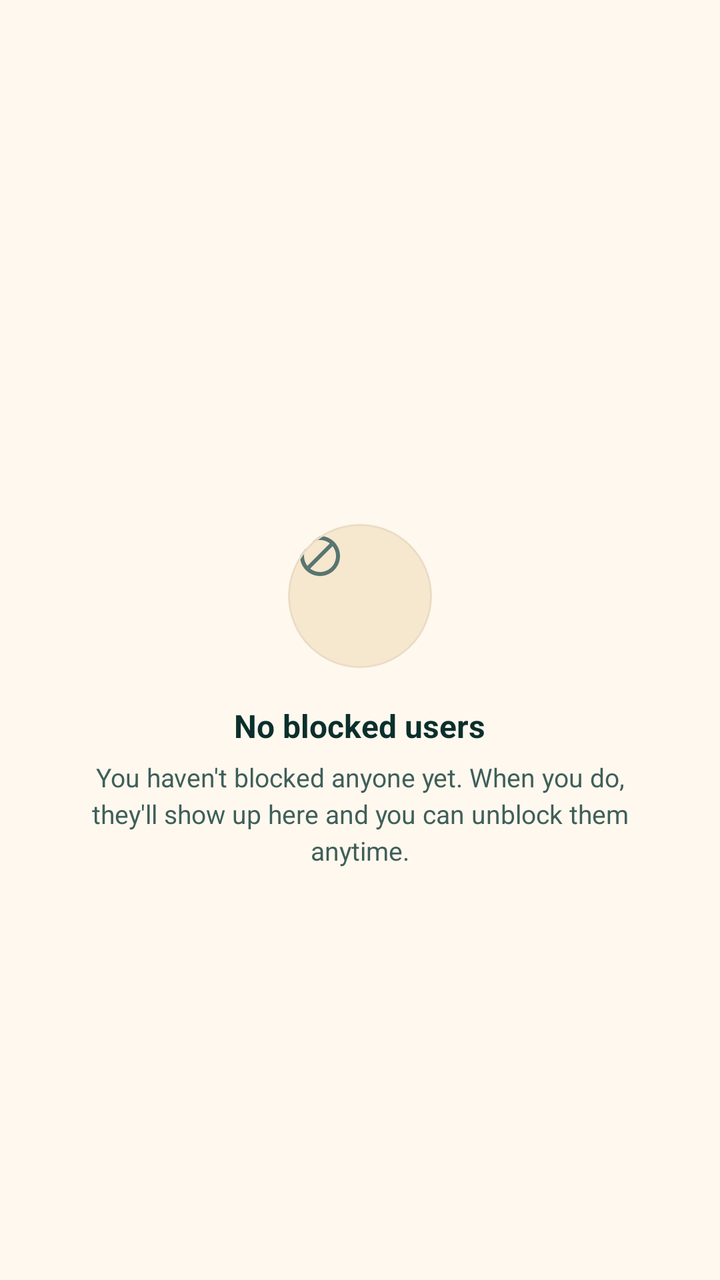
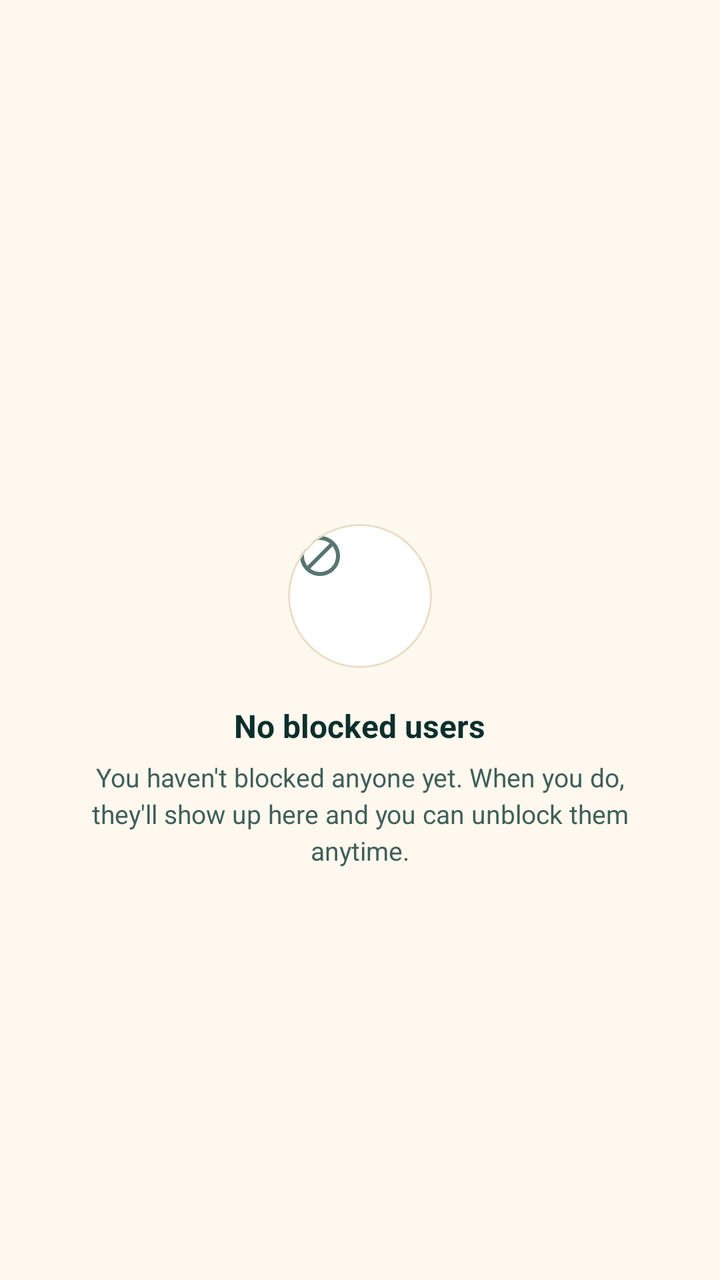

Screens rendered from an Android XML layout before and after an edit, with the pre-edit source and the edit as a unified diff.
<!-- AndroidManifest.xml: application theme AppTheme -->
<!-- res/layout/blocked_users.xml -->
<androidx.coordinatorlayout.widget.CoordinatorLayout
	xmlns:android="http://schemas.android.com/apk/res/android"
	xmlns:app="http://schemas.android.com/apk/res-auto"
	xmlns:tools="http://schemas.android.com/tools"
	android:id="@+id/_coordinator"
	android:layout_width="match_parent"
	android:layout_height="match_parent">
	<com.google.android.material.appbar.AppBarLayout
		android:id="@+id/_app_bar"
		android:layout_width="match_parent"
		android:layout_height="wrap_content"
		android:theme="@style/AppTheme.AppBarOverlay"
		app:elevation="0dp"
		android:stateListAnimator="@null">
		<androidx.appcompat.widget.Toolbar
			android:id="@+id/_toolbar"
			android:layout_width="match_parent"
			android:layout_height="?attr/actionBarSize"
			android:background="?attr/appBarColor"
			app:popupTheme="@style/AppTheme.PopupOverlay" />
	</com.google.android.material.appbar.AppBarLayout>
	<LinearLayout
		android:layout_width="match_parent"
		android:layout_height="match_parent"
		android:orientation="vertical"
		android:gravity="center"
		android:paddingStart="40dp"
		android:paddingEnd="40dp"
		app:layout_behavior="@string/appbar_scrolling_view_behavior">
		<com.google.android.material.card.MaterialCardView
			android:id="@+id/cardview11"
			android:layout_width="72dp"
			android:layout_height="72dp"
			app:cardBackgroundColor="@color/colorSurfaceRaised"
			app:cardCornerRadius="36dp"
			app:cardElevation="0dp"
			app:strokeColor="@color/colorCardStroke"
			app:strokeWidth="1dp">
			<ImageView
				android:id="@+id/imageview46"
				android:layout_width="32dp"
				android:layout_height="32dp"
				android:src="@drawable/ic_block"
				android:scaleType="centerInside"
				app:tint="@color/colorTextTertiary"
				android:contentDescription="Noblockedusers" />
		</com.google.android.material.card.MaterialCardView>
		<TextView
			android:id="@+id/textview59"
			android:layout_width="wrap_content"
			android:layout_height="wrap_content"
			android:layout_marginTop="18dp"
			android:text="No blocked users"
			android:textSize="16sp"
			android:textStyle="bold"
			android:textColor="@color/colorTextPrimary" />
		<TextView
			android:id="@+id/textview60"
			android:layout_width="match_parent"
			android:layout_height="wrap_content"
			android:layout_marginTop="6dp"
			android:gravity="center_horizontal|center_vertical"
			android:text="You haven't blocked anyone yet. When you do, they'll show up here and you can unblock them anytime."
			android:textSize="13sp"
			android:textColor="@color/colorTextSecondary"
			android:lineSpacingExtra="3dp" />
	</LinearLayout>
</androidx.coordinatorlayout.widget.CoordinatorLayout>
<!-- resources referenced by this layout -->
<resources>
  <color name="colorCardStroke">#EBDCC5</color>
  <color name="colorSurfaceRaised">#F6E7CF</color>
  <color name="colorTextPrimary">#0B2F2C</color>
  <color name="colorTextSecondary">#3F5F5A</color>
  <color name="colorTextTertiary">#587570</color>
  <style name="AppTheme.AppBarOverlay" parent="ThemeOverlay.MaterialComponents.Light">
          
          <item name="android:textColorPrimary">?attr/onAppBarColor</item>
          <item name="android:textColorSecondary">?attr/onAppBarColor</item>
          <item name="colorControlNormal">?attr/onAppBarColor</item>
          <item name="colorOnSurface">?attr/onAppBarColor</item>
      </style>
  <style name="AppTheme.PopupOverlay" parent="ThemeOverlay.MaterialComponents.Light">
          <item name="popupMenuStyle">@style/HarvanaPopupMenu</item>
          <item name="actionOverflowMenuStyle">@style/HarvanaPopupMenu</item>
      </style>
  <style name="HarvanaPopupMenu" parent="Widget.MaterialComponents.PopupMenu">
          <item name="android:popupBackground">@drawable/bg_popup_menu</item>
          <item name="android:popupElevation">10dp</item>
      </style>
  <style name="HarvanaSpinner" parent="Widget.AppCompat.Spinner">
          <item name="android:popupBackground">@color/colorSurface</item>
          <item name="android:dropDownSelector">@color/colorAccentRipple</item>
      </style>
  <!-- drawable ic_nav_back (drawable) -->
  <?xml version="1.0" encoding="utf-8"?>
  <vector xmlns:android="http://schemas.android.com/apk/res/android"
      android:width="24dp" android:height="24dp" android:viewportWidth="24" android:viewportHeight="24"
      android:autoMirrored="true"
      android:tint="?attr/colorControlNormal">
      <path android:fillColor="#FFFFFFFF" android:pathData="M20,11H7.83l5.59,-5.59L12,4l-8,8 8,8 1.41,-1.41L7.83,13H20v-2z" />
  </vector>
  <style name="HarvanaTextView" parent="android:Widget.TextView">
          <item name="android:textColor">@color/colorTextPrimary</item>
      </style>
  <color name="colorBackground">#FFF8EE</color>
  <color name="colorAccent">#0B5F57</color>
  <color name="colorTextOnAccent">#FFFFFF</color>
  <color name="colorAccentDark">#084A44</color>
  <color name="colorError">#C8443F</color>
  <color name="colorTextPrimaryWhite">#FFFFFF</color>
  <color name="colorControlNormal">#587570</color>
  <color name="colorAccentRipple">#1A0B5F57</color>
  <color name="colorAccentStroke">#330B5F57</color>
  <color name="colorAccentStrong">#053D3A</color>
  <color name="colorSurface">#FFFFFF</color>
  <!-- drawable bg_popup_menu (drawable) -->
  <?xml version="1.0" encoding="utf-8"?>
  <shape xmlns:android="http://schemas.android.com/apk/res/android" android:shape="rectangle">
      <solid android:color="@color/colorPopupSurface" />
      <stroke android:width="1dp" android:color="@color/colorCardStroke" />
      <corners android:radius="14dp" />
  </shape>
  <style name="HarvanaDialogButton" parent="Widget.MaterialComponents.Button.TextButton.Dialog">
          <item name="android:textColor">@color/colorAccent</item>
          <item name="android:minHeight">48dp</item>
      </style>
  <style name="HarvanaBottomSheetStyle" parent="Widget.MaterialComponents.BottomSheet.Modal">
          <item name="backgroundTint">?attr/colorSurface</item>
          <item name="shapeAppearanceOverlay">@style/HarvanaBottomSheetShape</item>
      </style>
  <color name="colorPopupSurface">#F6E9D2</color>
  <style name="HarvanaBottomSheetShape" parent="">
          <item name="cornerFamily">rounded</item>
          <item name="cornerSizeTopLeft">20dp</item>
          <item name="cornerSizeTopRight">20dp</item>
          <item name="cornerSizeBottomLeft">0dp</item>
          <item name="cornerSizeBottomRight">0dp</item>
      </style>
  <!-- unchanged entries left out for length: 6 -->
</resources>

<!-- the commit's change to res/layout/blocked_users.xml (unified diff, before → after) -->
@@ -31,7 +31,7 @@
 			android:id="@+id/cardview11"
 			android:layout_width="72dp"
 			android:layout_height="72dp"
-			app:cardBackgroundColor="@color/colorSurfaceRaised"
+			app:cardBackgroundColor="@color/colorSurface"
 			app:cardCornerRadius="36dp"
 			app:cardElevation="0dp"
 			app:strokeColor="@color/colorCardStroke"
<!-- resource entries referenced after the edit -->
@@ -1,7 +1,6 @@
 <!-- resources referenced by this layout -->
 <resources>
   <color name="colorCardStroke">#EBDCC5</color>
-  <color name="colorSurfaceRaised">#F6E7CF</color>
   <color name="colorTextPrimary">#0B2F2C</color>
   <color name="colorTextSecondary">#3F5F5A</color>
   <color name="colorTextTertiary">#587570</color>
@@ -61,7 +60,7 @@
           <item name="backgroundTint">?attr/colorSurface</item>
           <item name="shapeAppearanceOverlay">@style/HarvanaBottomSheetShape</item>
       </style>
-  <color name="colorPopupSurface">#F6E9D2</color>
+  <color name="colorPopupSurface">@color/colorSurface</color>
   <style name="HarvanaBottomSheetShape" parent="">
           <item name="cornerFamily">rounded</item>
           <item name="cornerSizeTopLeft">20dp</item>
